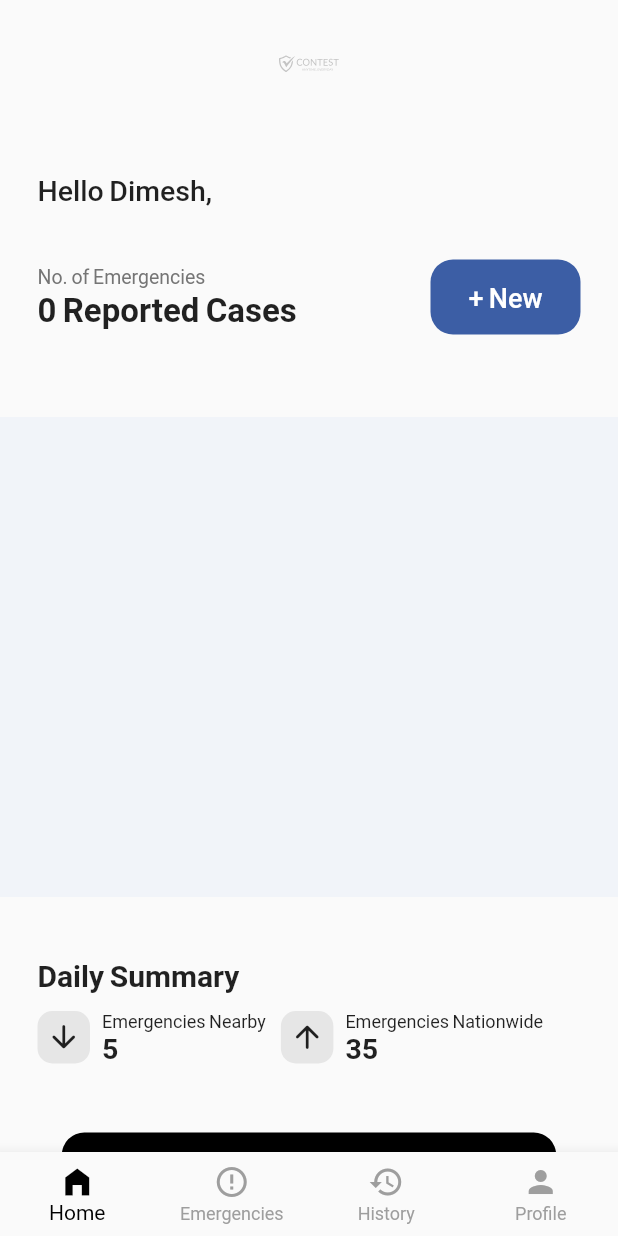
After one commit to Fallow23/Counter-Terrorism-Strategy, a Flutter app: the ContestBottomNavigation screen opened directly, on a phone screen of 412 x 824 dp. The commit adds this screen. Run offline on Flutter 3.47's test engine with Material 2 defaults, Android fonts, the phone set to English and light mode, and no system bars; our stand-ins replace auth_buttons, flutter_svg, google_fonts; missing offline and left inert: fullscreen, transition; Roboto replaces fonts that are missing (Sarabun).

Commit message:
Continued commit

```diff
--- /dev/null
+++ b/lib/screens/home_screen.dart
@@ -0,0 +1,231 @@
+import 'package:contest/screens/widgets/contest_button.dart';
+import 'package:flutter/material.dart';
+import 'package:flutter_svg/flutter_svg.dart';
+
+class HomeScreen extends StatefulWidget {
+  @override
+  _HomeScreenState createState() => _HomeScreenState();
+}
+
+class _HomeScreenState extends State<HomeScreen> {
+
+  @override
+  Widget build(BuildContext context) {
+    return Scaffold(
+      body: SafeArea(
+        child: SingleChildScrollView(
+          child: Column(
+            crossAxisAlignment: CrossAxisAlignment.start,
+            children: [
+              SizedBox(
+                height: 20,
+              ),
+              Center(
+                child: SvgPicture.asset(
+                  'assets/images/contest -watermark.svg',
+                  height: 45,
+                  width: 40,
+                ),
+              ),
+              SizedBox(
+                height: 30,
+              ),
+              Container(
+                margin: EdgeInsets.symmetric(horizontal: 25, vertical: 20),
+                child: Column(
+                  crossAxisAlignment: CrossAxisAlignment.start,
+                  children: [
+                    Text(
+                      'Hello Dimesh,',
+                      style: TextStyle(
+                          fontSize:
+                              Theme.of(context).textTheme.headline6.fontSize -
+                                  1,
+                          // color: Colors.blue[900],
+                          fontWeight: FontWeight.w500),
+                    ),
+                    SizedBox(
+                      height: 35,
+                    ),
+                    Row(
+                      mainAxisAlignment: MainAxisAlignment.spaceBetween,
+                      children: [
+                        Column(
+                          crossAxisAlignment: CrossAxisAlignment.start,
+                          children: [
+                            Text(
+                              'No. of Emergencies',
+                              style: TextStyle(
+                                fontSize: Theme.of(context)
+                                        .textTheme
+                                        .bodyText2
+                                        .fontSize -
+                                    1,
+                                color: Colors.grey[600],
+                              ),
+                            ),
+                            Text(
+                              '0 Reported Cases',
+                              style: TextStyle(
+                                  fontSize: Theme.of(context)
+                                          .textTheme
+                                          .headline5
+                                          .fontSize -
+                                      2,
+                                  fontWeight: FontWeight.bold),
+                            ),
+                          ],
+                        ),
+                        ContestButton(
+                            height: 50,
+                            width: 100,
+                            text: '+ New',
+                            textColor: Colors.white,
+                            buttonColor: Color(0xff3C5EA5),
+                            onTap: () {}),
+                      ],
+                    ),
+                  ],
+                ),
+              ),
+              SizedBox(
+                height: 35,
+              ),
+              Container(
+                height: 320,
+                width: double.infinity,
+                color: Color(0xffF1F4F9),
+              ),
+              SizedBox(
+                height: 20,
+              ),
+              Padding(
+                padding:
+                    const EdgeInsets.symmetric(horizontal: 25, vertical: 20),
+                child: Column(
+                  crossAxisAlignment: CrossAxisAlignment.start,
+                  children: [
+                    Text(
+                      'Daily Summary',
+                      style: TextStyle(
+                          fontSize:
+                              Theme.of(context).textTheme.headline6.fontSize,
+                          fontWeight: FontWeight.w600),
+                    ),
+                    SizedBox(
+                      height: 10,
+                    ),
+                    FittedBox(
+                      child: Row(
+                        children: [
+                          Row(
+                            children: [
+                              Container(
+                                height: 35,
+                                width: 35,
+                                decoration: BoxDecoration(
+                                  borderRadius: BorderRadius.circular(10),
+                                  color: Color(0xff333333).withOpacity(.1),
+                                ),
+                                alignment: Alignment.center,
+                                child: Icon(
+                                  Icons.arrow_downward_rounded,
+                                ),
+                              ),
+                              SizedBox(
+                                width: 8,
+                              ),
+                              Column(
+                                crossAxisAlignment: CrossAxisAlignment.start,
+                                children: [
+                                  Text(
+                                    'Emergencies Nearby',
+                                    style: TextStyle(fontSize: 12),
+                                  ),
+                                  Text(
+                                    '5',
+                                    style: TextStyle(
+                                        fontSize: Theme.of(context)
+                                                .textTheme
+                                                .headline6
+                                                .fontSize -
+                                            1,
+                                        // color: Colors.blue[900],
+                                        fontWeight: FontWeight.w600),
+                                  ),
+                                ],
+                              ),
+                            ],
+                          ),
+                          SizedBox(
+                            width: 10,
+                          ),
+                          Row(
+                            children: [
+                              Container(
+                                height: 35,
+                                width: 35,
+                                decoration: BoxDecoration(
+                                  borderRadius: BorderRadius.circular(10),
+                                  color: Color(0xff333333).withOpacity(.1),
+                                ),
+                                alignment: Alignment.center,
+                                child: Icon(
+                                  Icons.arrow_upward_rounded,
+                                ),
+                              ),
+                              SizedBox(
+                                width: 8,
+                              ),
+                              Column(
+                                crossAxisAlignment: CrossAxisAlignment.start,
+                                children: [
+                                  Text(
+                                    'Emergencies Nationwide',
+                                    style: TextStyle(fontSize: 12),
+                                  ),
+                                  Text(
+                                    '35',
+                                    style: TextStyle(
+                                        fontSize: Theme.of(context)
+                                                .textTheme
+                                                .headline6
+                                                .fontSize -
+                                            1,
+                                        // color: Colors.blue[900],
+                                        fontWeight: FontWeight.w600),
+                                  ),
+                                ],
+                              ),
+                            ],
+                          ),
+                        ],
+                      ),
+                    ),
+                  ],
+                ),
+              ),
+              SizedBox(
+                height: 25,
+              ),
+              Center(
+                child: ContestButton(
+                  height: 50,
+                  width: MediaQuery.of(context).size.width * .8,
+                  text: 'Report a case',
+                  textColor: Colors.white,
+                  buttonColor: Colors.black,
+                  onTap: () {},
+                ),
+              ),
+              SizedBox(
+                height: 25,
+              ),
+            ],
+          ),
+        ),
+      ),
+
+    );
+  }
+}
--- a/lib/screens/login_page.dart
+++ b/lib/screens/login_page.dart
@@ -1,4 +1,6 @@
+import 'package:contest/screens/home_screen.dart';
 import 'package:contest/screens/sign_up/sign_up_name.dart';
+import 'package:contest/screens/widgets/bottom_navigation.dart';
 import 'package:contest/screens/widgets/contest_button.dart';
 import 'package:flutter/material.dart';
 import 'package:flutter_svg/flutter_svg.dart';
@@ -91,7 +93,11 @@ class _LoginPageState extends State<LoginPage> {
                 height: 30,
               ),
               ContestButton(
-                onTap: () {},
+                onTap: () => Navigator.of(context).push(
+                  Transition(
+                      child: ContestBottomNavigation(),
+                      transitionEffect: TransitionEffect.RIGHT_TO_LEFT),
+                ),
                 height: 60,
                 width: double.infinity,
                 text: 'Login',
--- a/lib/screens/welcome_page.dart
+++ b/lib/screens/welcome_page.dart
@@ -15,6 +15,7 @@ class WelcomePage extends StatelessWidget {
         margin: EdgeInsets.symmetric(
           horizontal: 25,
         ),
+        child: SingleChildScrollView(
           child: Column(
             crossAxisAlignment: CrossAxisAlignment.start,
             children: [
@@ -94,7 +95,9 @@ class WelcomePage extends StatelessWidget {
                   ),
                 ],
               ),
-            Spacer(),
+              SizedBox(
+                height: 45,
+              ),
               Center(
                 child: TextButton(
                   onPressed: () {},
@@ -106,10 +109,8 @@ class WelcomePage extends StatelessWidget {
                   ),
                 ),
               ),
-            SizedBox(
-              height: 20,
+            ],
           ),
-          ],
         ),
       ),
     );
--- /dev/null
+++ b/lib/screens/widgets/bottom_navigation.dart
@@ -0,0 +1,45 @@
+import 'package:contest/screens/home_screen.dart';
+import 'package:flutter/material.dart';
+
+class ContestBottomNavigation extends StatefulWidget {
+  @override
+  _ContestBottomNavigationState createState() =>
+      _ContestBottomNavigationState();
+}
+
+class _ContestBottomNavigationState extends State<ContestBottomNavigation> {
+  int currentIndex = 0;
+  static List<Widget> _widgetOptions = [
+    HomeScreen(),
+    HomeScreen(),
+    HomeScreen(),
+    HomeScreen(),
+  ];
+
+  _itemTapped(int index) {
+    setState(() {
+      currentIndex = index;
+    });
+  }
+
+  @override
+  Widget build(BuildContext context) {
+    return Scaffold(
+      body: _widgetOptions.elementAt(currentIndex),
+      bottomNavigationBar: BottomNavigationBar(
+        items: [
+          BottomNavigationBarItem(icon: Icon(Icons.home_filled), label: 'Home'),
+          BottomNavigationBarItem(
+              icon: Icon(Icons.error_outline), label: 'Emergencies'),
+          BottomNavigationBarItem(icon: Icon(Icons.history), label: 'History'),
+          BottomNavigationBarItem(icon: Icon(Icons.person), label: 'Profile'),
+        ],
+        currentIndex: currentIndex,
+        onTap: _itemTapped,
+        selectedItemColor: Colors.black,
+        unselectedItemColor: Colors.grey,
+        type: BottomNavigationBarType.fixed,
+      ),
+    );
+  }
+}
--- a/pubspec.yaml
+++ b/pubspec.yaml
@@ -33,6 +33,7 @@ dependencies:
   flutter_svg: ^0.22.0
   auth_buttons: ^1.0.1
   transition: ^2.0.1
+  pin_code_fields: ^7.0.0
 
 dev_dependencies:
   flutter_test:
```
Also changed, not shown: pubspec.lock. Lines whose indentation alone changed are shown as unchanged.
